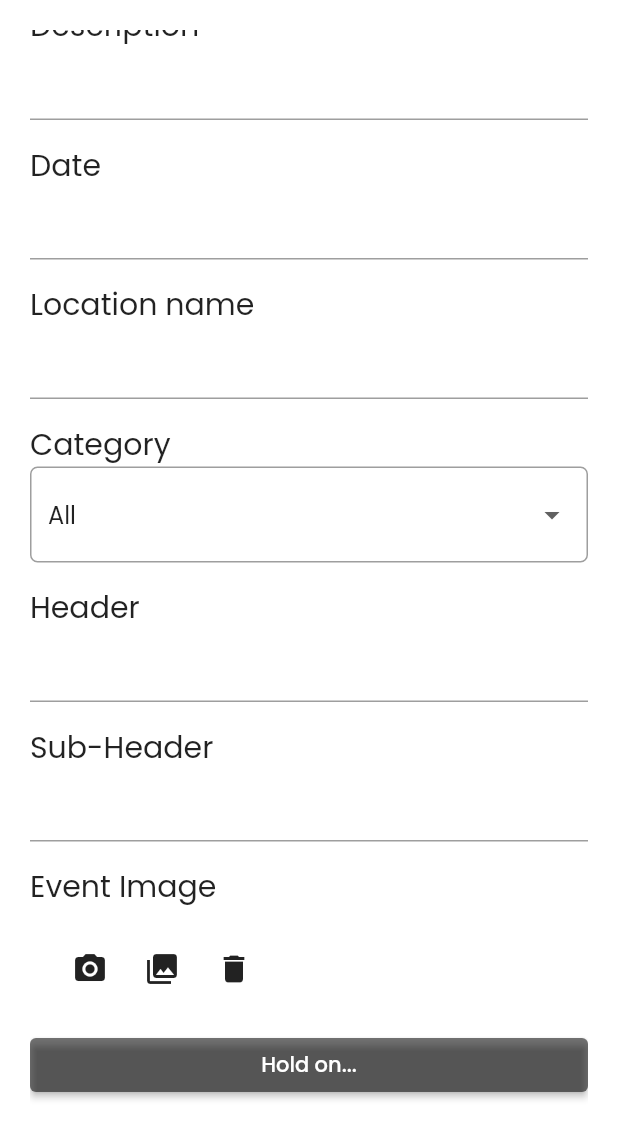
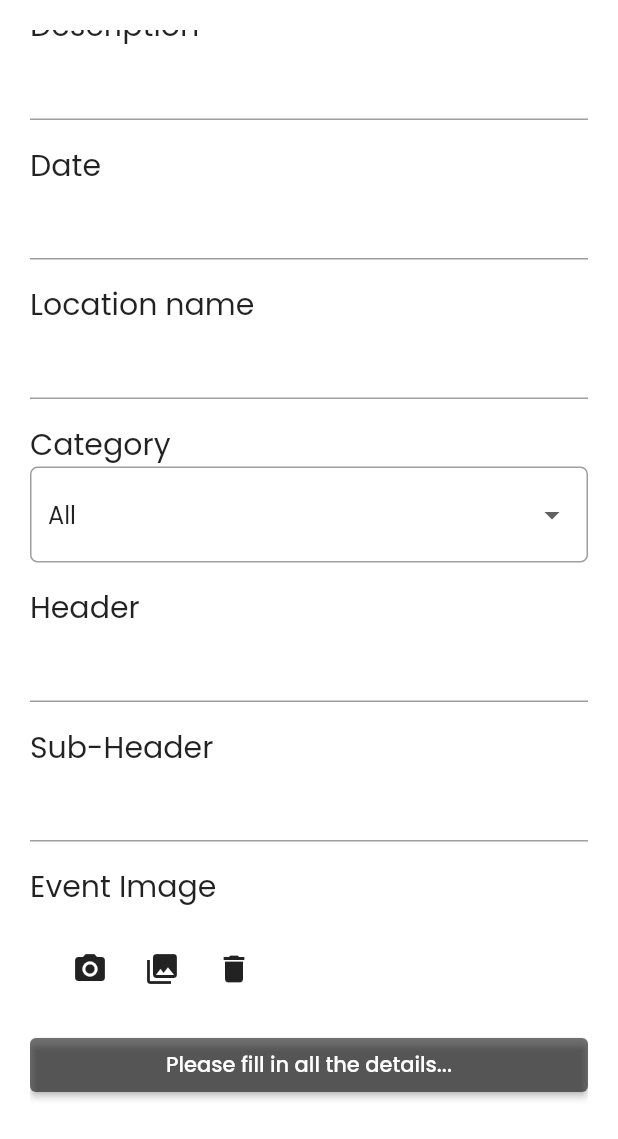
Before and after one commit to palminister/mahevent-app, a Flutter app: the EventCreation screen opened directly, scrolled down 111 dp, on a phone screen of 412 x 824 dp. Shown: the top 1139 px of the screen. Run offline on Flutter 3.47's test engine with Material 2 defaults, Android fonts, the phone set to English and light mode, and no system bars; our stand-ins replace cloud_firestore, firebase_core, firebase_storage, geolocator, google_fonts, image_picker and 1 more; missing offline and left inert: dart:ffi; accounts and stored records are empty.

Commit message:
Update Widgets

```diff
--- a/lib/ui/event_creation/eventForm.dart
+++ b/lib/ui/event_creation/eventForm.dart
@@ -252,7 +252,8 @@ class _EventFormState extends State<EventForm> {
                       } else {
                         return ElevatedButton(
                             onPressed: () => null,
-                            child: const Text('Hold on...'),
+                            child:
+                                const Text('Please fill in all the details...'),
                             style: ElevatedButton.styleFrom(
                                 primary: Colors.black54));
                       }
```
Also changed, not shown: lib/ui/event_details/eventDetailsContent.dart (+5 -6 lines), lib/ui/homepage/homepage.dart (+4 -4 lines).
